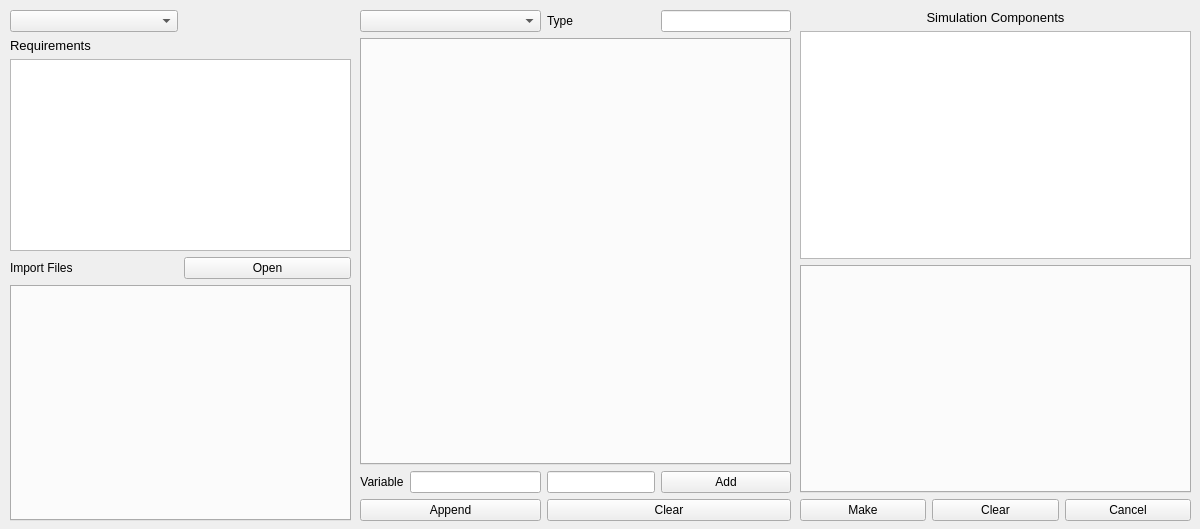
Before: the Qt Designer form ui/simulation.ui in Somhammer/ProtonTherapy, drawn with Qt 5.
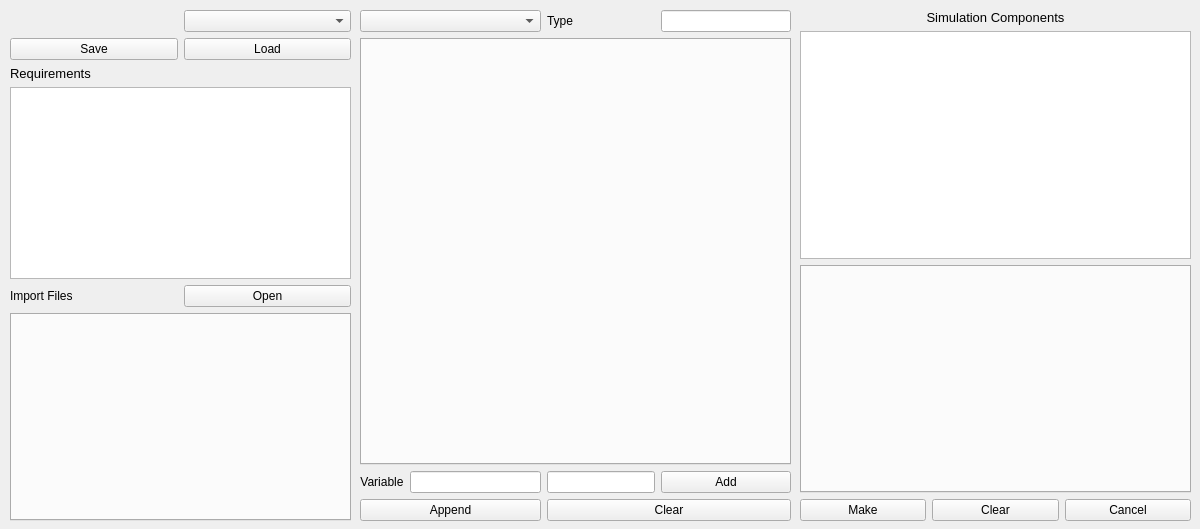
After: the same form once the commit is applied. Icons and pictures are not drawn.

The edit to the form file:
```diff
--- a/ui/simulation.ui
+++ b/ui/simulation.ui
@@ -45,7 +45,37 @@
     </rect>
    </property>
    <layout class="QGridLayout" name="gridLayout_2">
-    <item row="2" column="0" colspan="2">
+    <item row="0" column="1">
+     <widget class="QComboBox" name="comboMacro">
+      <property name="sizePolicy">
+       <sizepolicy hsizetype="Minimum" vsizetype="Fixed">
+        <horstretch>0</horstretch>
+        <verstretch>0</verstretch>
+       </sizepolicy>
+      </property>
+     </widget>
+    </item>
+    <item row="9" column="0" colspan="2">
+     <widget class="QTabWidget" name="tabImport">
+      <property name="currentIndex">
+       <number>-1</number>
+      </property>
+     </widget>
+    </item>
+    <item row="8" column="0">
+     <widget class="QLabel" name="labelImport">
+      <property name="sizePolicy">
+       <sizepolicy hsizetype="Preferred" vsizetype="Maximum">
+        <horstretch>0</horstretch>
+        <verstretch>0</verstretch>
+       </sizepolicy>
+      </property>
+      <property name="text">
+       <string>Import Files</string>
+      </property>
+     </widget>
+    </item>
+    <item row="6" column="0" colspan="2">
      <widget class="QLabel" name="labelRequirement">
       <property name="sizePolicy">
        <sizepolicy hsizetype="Preferred" vsizetype="Maximum">
@@ -63,7 +93,7 @@
       </property>
      </widget>
     </item>
-    <item row="3" column="0" colspan="2">
+    <item row="7" column="0" colspan="2">
      <widget class="QListWidget" name="listRequirement">
       <property name="sizePolicy">
        <sizepolicy hsizetype="Preferred" vsizetype="Preferred">
@@ -73,40 +103,24 @@
       </property>
      </widget>
     </item>
-    <item row="4" column="0">
-     <widget class="QLabel" name="labelImport">
-      <property name="sizePolicy">
-       <sizepolicy hsizetype="Preferred" vsizetype="Maximum">
-        <horstretch>0</horstretch>
-        <verstretch>0</verstretch>
-       </sizepolicy>
-      </property>
-      <property name="text">
-       <string>Import Files</string>
-      </property>
-     </widget>
-    </item>
-    <item row="4" column="1">
+    <item row="8" column="1">
      <widget class="QPushButton" name="pushOpenFile">
       <property name="text">
        <string>Open</string>
       </property>
      </widget>
     </item>
-    <item row="0" column="0">
-     <widget class="QComboBox" name="comboMacro">
-      <property name="sizePolicy">
-       <sizepolicy hsizetype="Minimum" vsizetype="Fixed">
-        <horstretch>0</horstretch>
-        <verstretch>0</verstretch>
-       </sizepolicy>
+    <item row="1" column="1">
+     <widget class="QPushButton" name="pushLoad">
+      <property name="text">
+       <string>Load</string>
       </property>
      </widget>
     </item>
-    <item row="5" column="0" colspan="2">
-     <widget class="QTabWidget" name="tabImport">
-      <property name="currentIndex">
-       <number>-1</number>
+    <item row="1" column="0">
+     <widget class="QPushButton" name="pushSave">
+      <property name="text">
+       <string>Save</string>
       </property>
      </widget>
     </item>
```
